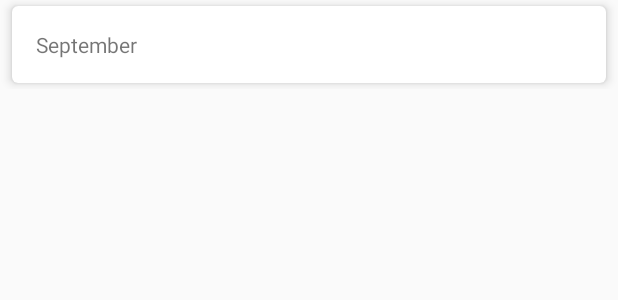
After one commit to MathiasBrandt/payments-history, an Android app: the layout item_payment.xml on its own in the app's theme, with its tools: preview values and no code run, on a phone screen of 412 x 824 dp. The commit adds this screen. Shown: the top 300 px of the screen. Run offline under Robolectric (Android 15) with nearby library versions, the phone set to English and light mode, and no system bars.

Commit message:
added list and list item in layout

```diff
--- a/PaymentsHistory/app/build.gradle
+++ b/PaymentsHistory/app/build.gradle
@@ -33,6 +33,7 @@ dependencies {
     def lifecycle_version = "1.1.1"
     def dagger_version = "2.17"
     def anko_version = "0.10.6"
+    def support_lib_version = "27.1.1"
 
     implementation fileTree(include: ['*.jar'], dir: 'libs')
     implementation "org.jetbrains.kotlin:kotlin-stdlib-jdk7:$kotlin_version"
@@ -54,6 +55,9 @@ dependencies {
     implementation 'com.google.firebase:firebase-firestore:17.1.0'
 
     implementation "org.jetbrains.anko:anko-commons:$anko_version"
+
+    implementation "com.android.support:recyclerview-v7:$support_lib_version"
+    implementation "com.android.support:cardview-v7:$support_lib_version"
 }
 
 apply plugin: 'com.google.gms.google-services'
--- /dev/null
+++ b/PaymentsHistory/app/src/main/res/layout/item_payment.xml
@@ -0,0 +1,31 @@
+<?xml version="1.0" encoding="utf-8"?>
+<android.support.constraint.ConstraintLayout xmlns:android="http://schemas.android.com/apk/res/android"
+    android:layout_width="match_parent"
+    android:layout_height="wrap_content"
+    xmlns:tools="http://schemas.android.com/tools"
+    xmlns:app="http://schemas.android.com/apk/res-auto">
+
+    <android.support.v7.widget.CardView
+        android:layout_width="match_parent"
+        android:layout_height="wrap_content"
+        android:layout_marginStart="8dp"
+        android:layout_marginEnd="8dp"
+        android:layout_marginTop="4dp"
+        android:layout_marginBottom="4dp"
+        app:layout_constraintTop_toTopOf="parent"
+        app:layout_constraintBottom_toBottomOf="parent"
+        app:cardCornerRadius="4dp"
+        app:cardElevation="4dp"
+        >
+
+        <TextView
+            android:id="@+id/item_payment_month"
+            android:layout_width="wrap_content"
+            android:layout_height="wrap_content"
+            android:layout_margin="16dp"
+            android:textSize="14sp"
+            tools:text="September"
+            />
+
+    </android.support.v7.widget.CardView>
+</android.support.constraint.ConstraintLayout>
```
Also changed, not shown: PaymentsHistory/app/src/main/res/layout/activity_overview.xml (+6 -8 lines), PaymentsHistory/app/src/main/java/com/mathiasbrandt/paymentshistory/OverviewActivity.kt (line endings or trailing spaces).
